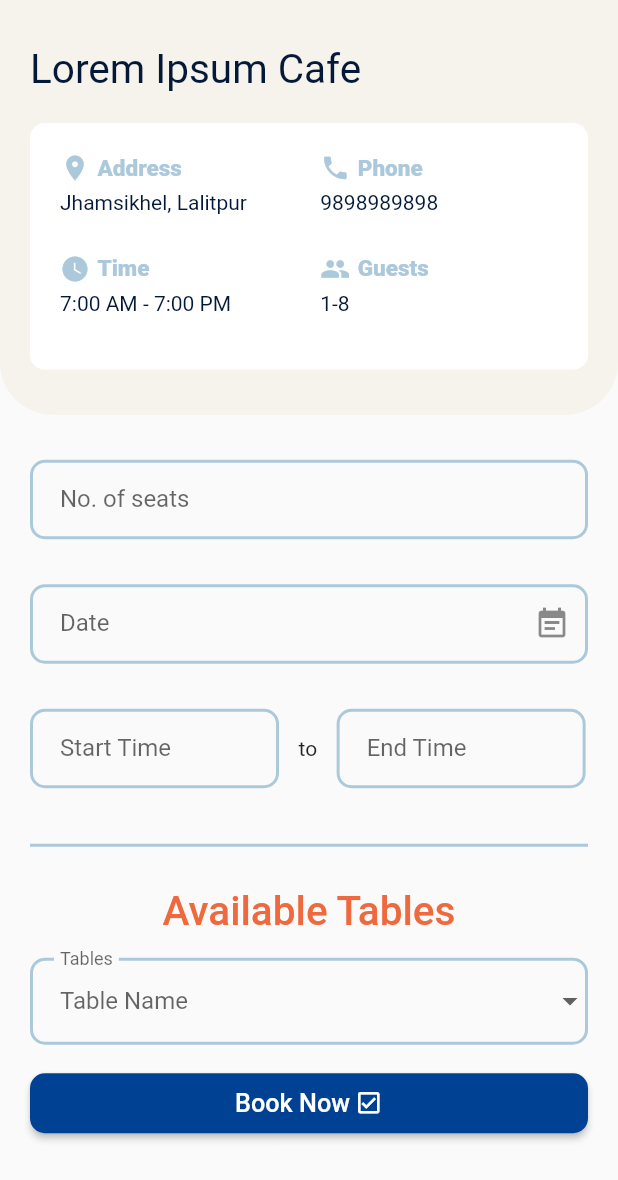
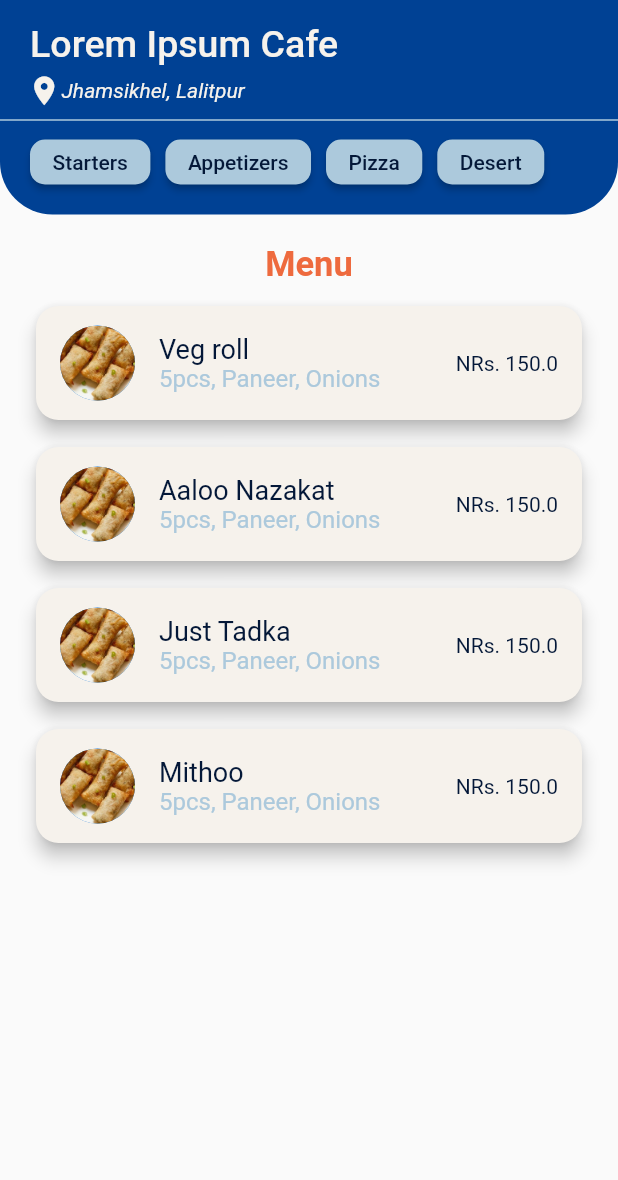
Before and after one commit to anjmhrjn/restro-booking-flutter, a Flutter app: the screen it shows after launch, on a phone screen of 412 x 824 dp. Shown: the top 1180 px of the screen. Run offline on Flutter 3.47's test engine with Material 2 defaults, Android fonts, the phone set to English and light mode, and no system bars; drawn by our look-alikes of date_field.

Commit message:
menu page design complete

```diff
--- a/lib/main.dart
+++ b/lib/main.dart
@@ -1,6 +1,7 @@
 import 'package:flutter/material.dart';
 import 'package:restro_booking/screen/book.dart';
 import 'package:restro_booking/screen/login.dart';
+import 'package:restro_booking/screen/menuList.dart';
 import 'package:restro_booking/screen/register.dart';
 
 void main() {
@@ -15,7 +16,8 @@ class MyApp extends StatelessWidget {
     return MaterialApp(
       // home: RegisterScreen(),
       // home: LoginScreen(),
-      home: BookTable(),
+      // home: BookTable(),
+      home: MenuItems(),
     );
   }
 }
--- /dev/null
+++ b/lib/model/menu.dart
@@ -0,0 +1,16 @@
+class Menu {
+  final String? name;
+  final String? desc;
+  final String? category;
+  final List<String>? image;
+  final String? itemOf;
+  final double? price;
+  Menu({
+    this.name,
+    this.desc,
+    this.category = '',
+    this.image,
+    this.itemOf = '',
+    this.price,
+  });
+}
--- a/lib/screen/book.dart
+++ b/lib/screen/book.dart
@@ -1,6 +1,6 @@
 import 'package:flutter/material.dart';
 import 'package:restro_booking/screen/getTablesForm.dart';
-import 'package:restro_booking/screen/info.dart';
+import 'package:restro_booking/model/info.dart';
 import 'package:date_field/date_field.dart';
 
 class BookTable extends StatefulWidget {
--- /dev/null
+++ b/lib/screen/menuList.dart
@@ -0,0 +1,234 @@
+import 'package:flutter/material.dart';
+import 'package:restro_booking/model/menu.dart';
+
+class MenuItems extends StatelessWidget {
+  const MenuItems({Key? key}) : super(key: key);
+
+  Widget menuCard(BuildContext context, Menu menuItem) {
+    return Padding(
+      padding: const EdgeInsets.only(bottom: 10),
+      child: Card(
+        shape: RoundedRectangleBorder(
+          borderRadius: BorderRadius.circular(15.0),
+        ),
+        elevation: 5,
+        color: Color(0xFFF6F2EC),
+        child: Padding(
+          padding: const EdgeInsets.symmetric(
+            vertical: 10,
+          ),
+          child: ListTile(
+            leading: CircleAvatar(
+              backgroundImage: AssetImage(menuItem.image![0]),
+              radius: 25,
+            ),
+            title: Column(
+              crossAxisAlignment: CrossAxisAlignment.start,
+              children: [
+                Align(
+                  alignment: Alignment.topLeft,
+                  child: Text(
+                    '${menuItem.name}',
+                    style: TextStyle(
+                      fontSize: 18,
+                      color: Color(0xFF041838),
+                    ),
+                  ),
+                ),
+                Text(
+                  '${menuItem.desc}',
+                  style: TextStyle(
+                    color: Color(0xFFACC9DC),
+                  ),
+                ),
+              ],
+            ),
+            trailing: Text(
+              'NRs. ${menuItem.price}',
+              style: TextStyle(
+                color: Color(0xFF041838),
+              ),
+            ),
+          ),
+        ),
+      ),
+    );
+  }
+
+  @override
+  Widget build(BuildContext context) {
+    const List<String> category_list = [
+      "Starters",
+      "Appetizers",
+      "Pizza",
+      "Desert"
+    ];
+
+    List<Menu> menuList = [
+      Menu(
+        name: 'Veg roll',
+        desc: '5pcs, Paneer, Onions',
+        image: ['images/snacks.jpg'],
+        price: 150,
+      ),
+      Menu(
+        name: 'Aaloo Nazakat',
+        desc: '5pcs, Paneer, Onions',
+        image: ['images/snacks.jpg'],
+        price: 150,
+      ),
+      Menu(
+        name: 'Just Tadka',
+        desc: '5pcs, Paneer, Onions',
+        image: ['images/snacks.jpg'],
+        price: 150,
+      ),
+      Menu(
+        name: 'Mithoo',
+        desc: '5pcs, Paneer, Onions',
+        image: ['images/snacks.jpg'],
+        price: 150,
+      ),
+    ];
+
+    return Scaffold(
+      body: SafeArea(
+        child: SingleChildScrollView(
+          child: Column(
+            children: [
+              Container(
+                width: double.infinity,
+                decoration: BoxDecoration(
+                  color: Color(0xFF004194),
+                  borderRadius: BorderRadius.vertical(
+                    top: Radius.zero,
+                    bottom: Radius.circular(35),
+                  ),
+                ),
+                child: Column(
+                  children: [
+                    Align(
+                      alignment: Alignment.topLeft,
+                      child: Padding(
+                        padding: const EdgeInsets.only(
+                          top: 15,
+                          left: 20,
+                        ),
+                        child: Text(
+                          'Lorem Ipsum Cafe',
+                          style: TextStyle(
+                            color: Color(0xFFF6F2EC),
+                            fontSize: 25,
+                            fontWeight: FontWeight.w500,
+                          ),
+                        ),
+                      ),
+                    ),
+                    Padding(
+                      padding: const EdgeInsets.only(
+                        top: 5,
+                        left: 18,
+                      ),
+                      child: Row(
+                        children: const [
+                          Icon(
+                            Icons.location_on,
+                            color: Color(0xFFF6F2EC),
+                            size: 23,
+                          ),
+                          Text(
+                            'Jhamsikhel, Lalitpur',
+                            style: TextStyle(
+                              color: Color(0xFFF6F2EC),
+                              fontStyle: FontStyle.italic,
+                              fontSize: 14,
+                            ),
+                          ),
+                        ],
+                      ),
+                    ),
+                    Divider(
+                      thickness: 1,
+                      color: Color(0xFFACC9DC),
+                    ),
+                    SizedBox(
+                      height: 55,
+                      child: Padding(
+                        padding: const EdgeInsets.only(
+                          top: 5,
+                          left: 20,
+                          right: 20,
+                          bottom: 20,
+                        ),
+                        child: ListView.builder(
+                          itemCount: category_list.length,
+                          scrollDirection: Axis.horizontal,
+                          itemBuilder: (BuildContext context, int index) {
+                            return Padding(
+                              padding: const EdgeInsets.only(right: 10),
+                              child: ElevatedButton(
+                                style: ElevatedButton.styleFrom(
+                                  primary: Color(0xFFACC9DC),
+                                  // minimumSize: const Size(double.infinity, 40),
+                                  padding: EdgeInsets.symmetric(
+                                    horizontal: 15,
+                                  ),
+
+                                  shape: RoundedRectangleBorder(
+                                    borderRadius: BorderRadius.all(
+                                      Radius.circular(10.0),
+                                    ),
+                                  ),
+                                ),
+                                onPressed: () {},
+                                child: Text(
+                                  category_list[index],
+                                  style: TextStyle(
+                                    color: Color(0xFF041838),
+                                  ),
+                                ),
+                              ),
+                            );
+                          },
+                        ),
+                      ),
+                    )
+                  ],
+                ),
+              ),
+              SizedBox(
+                height: 20,
+              ),
+              Text(
+                'Menu',
+                style: TextStyle(
+                  fontWeight: FontWeight.bold,
+                  fontSize: 23,
+                  color: Color(0xFFEE6A3E),
+                ),
+              ),
+              SizedBox(
+                height: 10,
+              ),
+              Padding(
+                padding: const EdgeInsets.only(
+                  left: 20,
+                  right: 20,
+                  bottom: 15,
+                ),
+                child: ListView.builder(
+                  itemCount: menuList.length,
+                  shrinkWrap: true,
+                  scrollDirection: Axis.vertical,
+                  itemBuilder: (BuildContext context, int index) {
+                    return menuCard(context, menuList[index]);
+                  },
+                ),
+              )
+            ],
+          ),
+        ),
+      ),
+    );
+  }
+}
--- a/pubspec.yaml
+++ b/pubspec.yaml
@@ -59,9 +59,8 @@ flutter:
   uses-material-design: true
 
   # To add assets to your application, add an assets section, like this:
-  # assets:
-  #   - images/a_dot_burr.jpeg
-  #   - images/a_dot_ham.jpeg
+  assets:
+    - images/
 
   # An image asset can refer to one or more resolution-specific "variants", see
   # https://flutter.dev/assets-and-images/#resolution-aware.
```
Also changed, not shown: images/snacks.jpg (added), lib/model/info.dart (renamed from lib/screen/info.dart).
